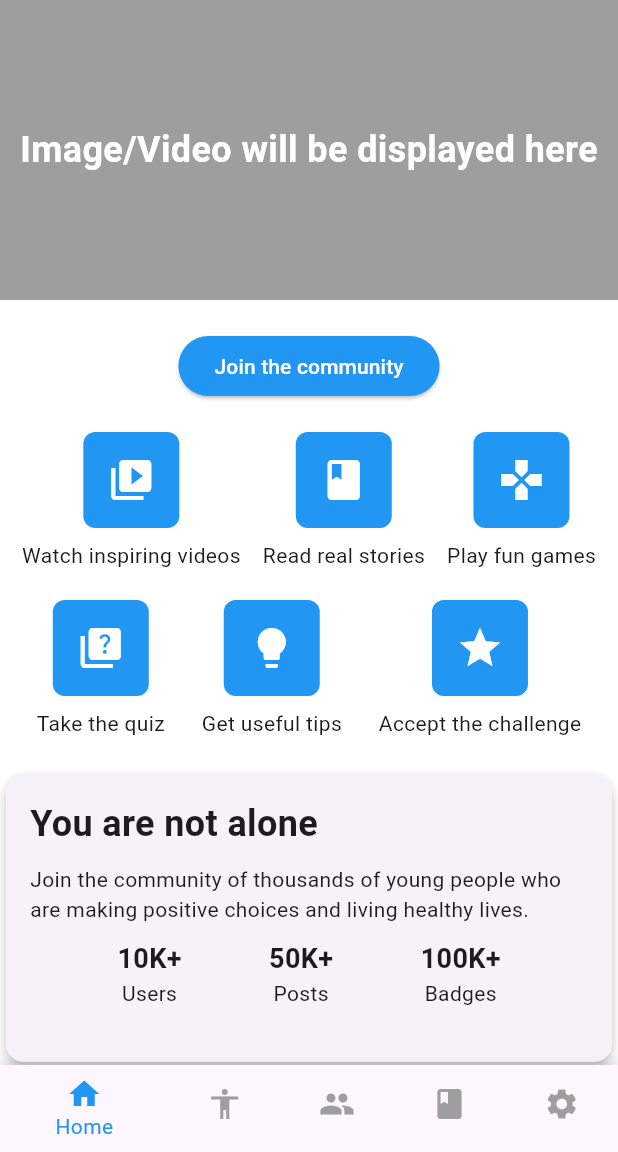
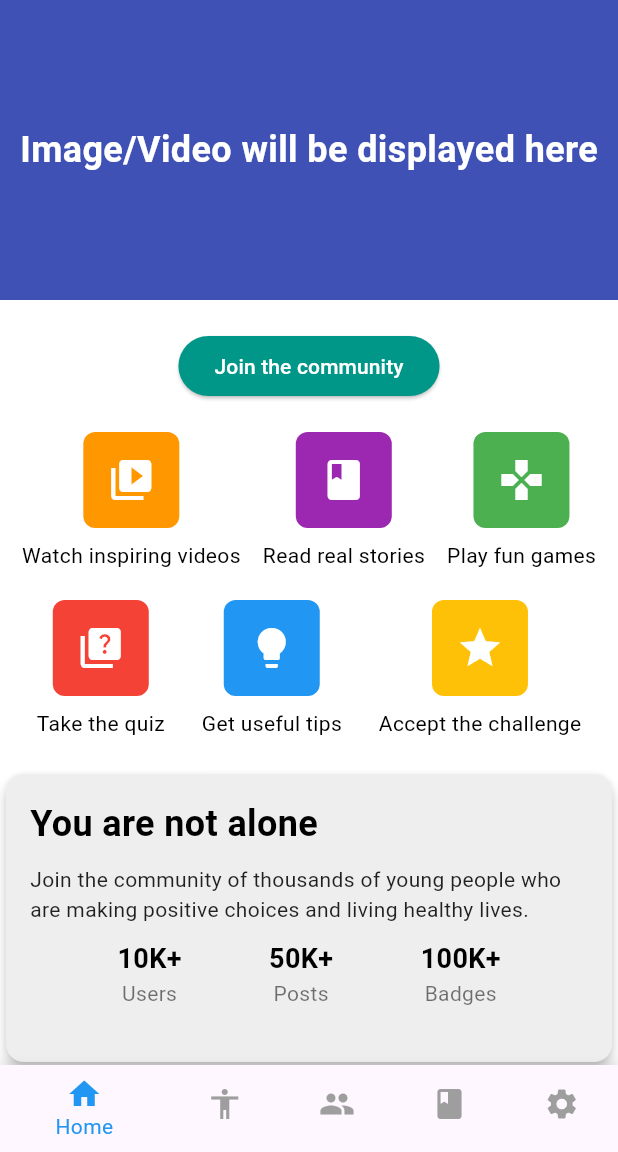
Before and after one commit to dragron-007/HSNCB, a Flutter app: the screen it shows after launch, on a phone screen of 412 x 824 dp, the part 84-1236 px from its top. Run offline on Flutter 3.47's test engine with Material 3 defaults, Android fonts, the phone set to English and light mode, and no system bars.

Commit message:
Update home_page.dart

```diff
--- a/lib/home_page.dart
+++ b/lib/home_page.dart
@@ -10,7 +10,7 @@ class HomeScreen extends StatelessWidget {
             Container(
               height: 200,
               width: double.infinity,
-              color: Colors.grey,
+              color: Colors.indigo,
               child: Center(
                 child: Text(
                   'Image/Video will be displayed here',
@@ -25,8 +25,8 @@ class HomeScreen extends StatelessWidget {
             SizedBox(height: 20),
             ElevatedButton(
               style: ElevatedButton.styleFrom(
-                primary: Colors.blue, // Use your desired button color
-                onPrimary: Colors.white, // Use your desired text color
+                primary: Colors.teal,
+                onPrimary: Colors.white,
               ),
               child: Text('Join the community'),
               onPressed: () {
@@ -41,16 +41,19 @@ class HomeScreen extends StatelessWidget {
                   context,
                   Icons.video_library,
                   'Watch inspiring videos',
+                  color: Colors.orange,
                 ),
                 buildFeatureBox(
                   context,
                   Icons.book,
                   'Read real stories',
+                  color: Colors.purple,
                 ),
                 buildFeatureBox(
                   context,
                   Icons.gamepad,
                   'Play fun games',
+                  color: Colors.green,
                 ),
               ],
             ),
@@ -62,16 +65,19 @@ class HomeScreen extends StatelessWidget {
                   context,
                   Icons.quiz,
                   'Take the quiz',
+                  color: Colors.red,
                 ),
                 buildFeatureBox(
                   context,
                   Icons.lightbulb,
                   'Get useful tips',
+                  color: Colors.blue,
                 ),
                 buildFeatureBox(
                   context,
                   Icons.star,
                   'Accept the challenge',
+                  color: Colors.amber,
                 ),
               ],
             ),
@@ -80,7 +86,8 @@ class HomeScreen extends StatelessWidget {
               height: 200,
               width: double.infinity,
               child: Card(
-                elevation: 4, // Add elevation for a card-like effect
+                elevation: 4,
+                color: Colors.grey[200],
                 child: Padding(
                   padding: EdgeInsets.all(16),
                   child: Column(
@@ -91,11 +98,15 @@ class HomeScreen extends StatelessWidget {
                         style: TextStyle(
                           fontSize: 24,
                           fontWeight: FontWeight.bold,
+                          color: Colors.black,
                         ),
                       ),
                       SizedBox(height: 10),
                       Text(
                         'Join the community of thousands of young people who are making positive choices and living healthy lives.',
+                        style: TextStyle(
+                          color: Colors.black87,
+                        ),
                       ),
                       SizedBox(height: 10),
                       Row(
@@ -117,7 +128,12 @@ class HomeScreen extends StatelessWidget {
     );
   }
 
-  Widget buildFeatureBox(BuildContext context, IconData icon, String label) {
+  Widget buildFeatureBox(
+      BuildContext context,
+      IconData icon,
+      String label, {
+        required Color color, // Make 'color' a required parameter
+      }) {
     return InkWell(
       onTap: () {
         // Add the functionality you want for each feature box
@@ -128,19 +144,24 @@ class HomeScreen extends StatelessWidget {
             height: 64,
             width: 64,
             decoration: BoxDecoration(
-              color: Colors.blue, // Use your desired box color
-              borderRadius: BorderRadius.circular(8), // Add rounded corners
+              color: color,
+              borderRadius: BorderRadius.circular(8),
             ),
             child: Center(
               child: Icon(
                 icon,
-                color: Colors.white, // Use your desired icon color
+                color: Colors.white,
                 size: 32,
               ),
             ),
           ),
           SizedBox(height: 8),
-          Text(label),
+          Text(
+            label,
+            style: TextStyle(
+              color: Colors.black,
+            ),
+          ),
         ],
       ),
     );
@@ -154,9 +175,15 @@ class HomeScreen extends StatelessWidget {
           style: TextStyle(
             fontSize: 18,
             fontWeight: FontWeight.bold,
+            color: Colors.black,
           ),
         ),
-        Text(label),
+        Text(
+          label,
+          style: TextStyle(
+            color: Colors.black54,
+          ),
+        ),
       ],
     );
   }
```
